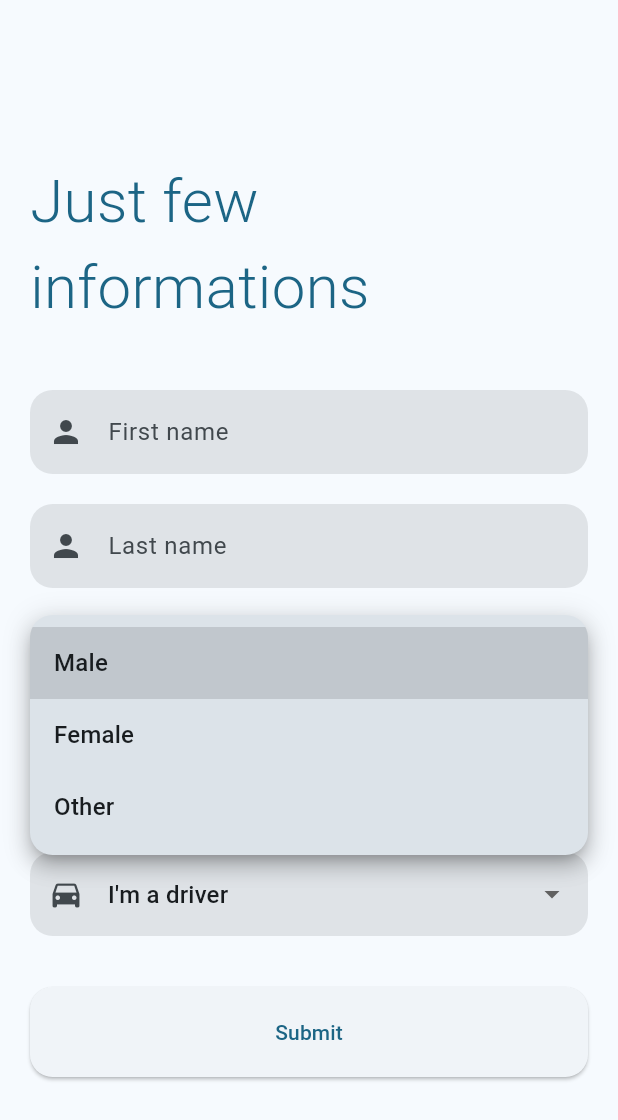
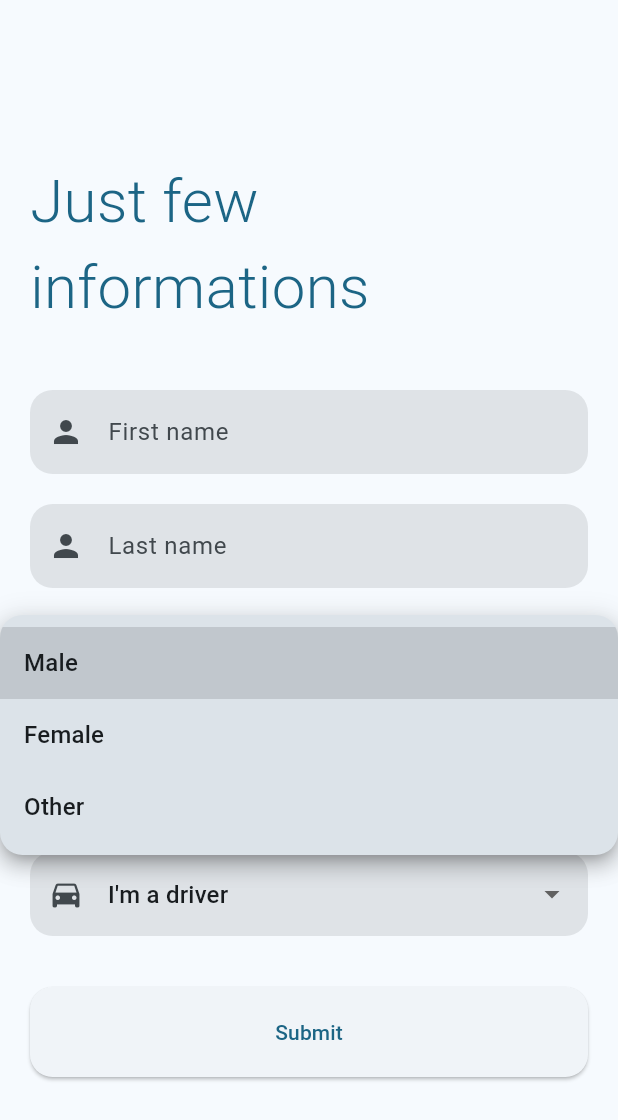
Before and after one commit to Via-Go/client, a Flutter app: the FillDataPageView screen opened directly, after a tap on "Male", on a phone screen of 412 x 824 dp. Shown: the top 1120 px of the screen. Run offline on Flutter 3.47's test engine with Material 2 defaults, Android fonts, the phone set to English and light mode, and no system bars; our stand-ins replace auto_route, bloc, flutter_bloc, fpdart, freezed_annotation and 1 more; missing offline and left inert: grpc, protobuf; generated files the repository leaves out were written again.

Commit message:
refactor to increase code readability and resolve minor ui issues

```diff
--- a/lib/presentation/core/constants/decorations.dart
+++ b/lib/presentation/core/constants/decorations.dart
@@ -2,8 +2,11 @@ import 'package:flutter/material.dart';
 
 import 'radius.dart';
 
-InputDecoration getInputDecoration(
-    {String hintText = '', Widget? prefixIcon, Widget? suffixIcon}) {
+InputDecoration getInputDecoration({
+  String hintText = '',
+  Widget? prefixIcon,
+  Widget? suffixIcon,
+}) {
   return InputDecoration(
     suffixIcon: suffixIcon,
     prefixIcon: prefixIcon,
@@ -12,5 +15,6 @@ InputDecoration getInputDecoration(
     border: OutlineInputBorder(
       borderRadius: BorderRadius.circular(formFieldRadius),
       borderSide: BorderSide.none,
-      ));
+    ),
+  );
 }
--- a/lib/presentation/core/constants/dimensions.dart
+++ b/lib/presentation/core/constants/dimensions.dart
@@ -1,2 +1,4 @@
-const horizontalPadding = 20.0;
-const verticalPadding = 10.0;
+class Dimensions {
+  static const horizontalPadding = 20.0;
+  static const verticalPadding = 10.0;
+}
--- a/lib/presentation/core/widgets/authentication/form/selection/custom_dropdown_button_form_field.dart
+++ b/lib/presentation/core/widgets/authentication/form/selection/custom_dropdown_button_form_field.dart
@@ -6,17 +6,22 @@ import '../../../../constants/decorations.dart';
 import '../../../../constants/radius.dart';
 
 class CustomDropdownButtonFormField extends StatelessWidget {
-  const CustomDropdownButtonFormField(
-      {super.key, required this.items, this.prefixIcon, this.onChanged});
+  const CustomDropdownButtonFormField({
+    super.key,
+    required this.items,
+    this.prefixIcon,
+    this.onChanged,
+  });
+
   final List<String> items;
   final Widget? prefixIcon;
   final Function(String?)? onChanged;
+
   @override
   Widget build(BuildContext context) {
     return SizedBox(
       height: 60,
       child: ButtonTheme(
-        alignedDropdown: true,
         child: DropdownButtonFormField(
           decoration: getInputDecoration(prefixIcon: prefixIcon),
           isExpanded: true,
--- a/lib/presentation/core/widgets/authentication/form/selection/driver_dropdown.dart
+++ b/lib/presentation/core/widgets/authentication/form/selection/driver_dropdown.dart
@@ -1,6 +1,7 @@
 import 'package:flutter/material.dart';
 
 import '../../../../../../utils/extensions.dart';
+import '../../../default_padding.dart';
 import 'custom_dropdown_button_form_field.dart';
 
 class DriverDropdown extends StatefulWidget {
@@ -13,9 +14,14 @@ class DriverDropdown extends StatefulWidget {
 class _DriverDropdownState extends State<DriverDropdown> {
   @override
   Widget build(BuildContext context) {
-    return CustomDropdownButtonFormField(
-      items: [context.l10n.driverYes, context.l10n.driverNo],
-      prefixIcon: const Icon(Icons.directions_car),
+    return DefaultPadding(
+      child: CustomDropdownButtonFormField(
+        items: [
+          context.l10n.driverYes,
+          context.l10n.driverNo,
+        ],
+        prefixIcon: const Icon(Icons.directions_car),
+      ),
     );
   }
 }
--- a/lib/presentation/core/widgets/authentication/form/selection/gender_dropdown.dart
+++ b/lib/presentation/core/widgets/authentication/form/selection/gender_dropdown.dart
@@ -2,35 +2,37 @@ import 'package:flutter/foundation.dart';
 import 'package:flutter/material.dart';
 
 import '../../../../../../utils/extensions.dart';
+import '../../../default_padding.dart';
 import 'custom_dropdown_button_form_field.dart';
 
 class GenderDropdown extends StatefulWidget {
   const GenderDropdown({super.key});
+
   @override
   State<GenderDropdown> createState() => _GenderDropdownState();
 }
 
 class _GenderDropdownState extends State<GenderDropdown> {
   String? selected;
+
   @override
   Widget build(BuildContext context) {
     selected ??= context.l10n.genderMale;
-    return CustomDropdownButtonFormField(
+
+    return DefaultPadding(
+      child: CustomDropdownButtonFormField(
         items: [
           context.l10n.genderMale,
           context.l10n.genderFemale,
           context.l10n.genderOther
         ],
-      prefixIcon: selected == context.l10n.genderMale
-          ? const Icon(Icons.male)
-          : selected == context.l10n.genderFemale
-              ? const Icon(Icons.female)
-              : const Icon(Icons.transgender),
+        prefixIcon: genderPrefixIcon(context, selected),
         onChanged: (el) {
           setState(() {
             selected = el;
           });
         },
+      ),
     );
   }
 
@@ -40,3 +42,14 @@ class _GenderDropdownState extends State<GenderDropdown> {
     properties.add(StringProperty('selected', selected));
   }
 }
+
+Widget genderPrefixIcon(BuildContext context, String? current) {
+  if (current == context.l10n.genderMale) {
+    return const Icon(Icons.male);
+  }
+  if (current == context.l10n.genderFemale) {
+    return const Icon(Icons.female);
+  }
+
+  return const Icon(Icons.transgender);
+}
--- a/lib/presentation/core/widgets/authentication/form/text_fields/custom_text_form_field.dart
+++ b/lib/presentation/core/widgets/authentication/form/text_fields/custom_text_form_field.dart
@@ -15,6 +15,7 @@ class CustomTextFormField extends StatelessWidget {
     this.onTap,
     this.readOnly = false,
   }) : super(key: key);
+
   final TextEditingController? controller;
   final TextInputType? keyboardType;
   final String hintText;
@@ -23,6 +24,7 @@ class CustomTextFormField extends StatelessWidget {
   final bool obscureText;
   final Function()? onTap;
   final bool readOnly;
+
   @override
   Widget build(BuildContext context) {
     return TextFormField(
--- a/lib/presentation/core/widgets/authentication/form/text_fields/date_field.dart
+++ b/lib/presentation/core/widgets/authentication/form/text_fields/date_field.dart
@@ -3,6 +3,7 @@ import 'package:flutter/material.dart';
 import 'package:intl/intl.dart';
 
 import '../../../../../../utils/extensions.dart';
+import '../../../default_padding.dart';
 import 'custom_text_form_field.dart';
 
 class DateField extends StatefulWidget {
@@ -16,29 +17,30 @@ class DateField extends StatefulWidget {
 
 class _DateFieldState extends State<DateField> {
   TextEditingController dateInput = TextEditingController();
+
   @override
   Widget build(BuildContext context) {
-    return CustomTextFormField(
+    return DefaultPadding(
+      child: CustomTextFormField(
         controller: dateInput,
         prefixIcon: const Icon(Icons.calendar_today),
         hintText: context.l10n.dateOfBirth,
         readOnly: true,
         onTap: () async {
-        final now = DateTime.now();
           final pickedDate = await showDatePicker(
             context: context,
-            initialDate: DateTime(now.year - 18, now.month, now.day),
+            initialDate: initialDate(),
             firstDate: DateTime(1900),
-            lastDate: DateTime.now());
+            lastDate: DateTime.now(),
+          );
           if (pickedDate != null) {
             final formattedDate = DateFormat('dd MMMM, yyyy').format(pickedDate);
-          setState(
-            () {
+            setState(() {
               dateInput.text = formattedDate;
-            },
-          );
+            });
           }
         },
+      ),
     );
   }
 
@@ -49,3 +51,13 @@ class _DateFieldState extends State<DateField> {
         DiagnosticsProperty<TextEditingController>('dateinput', dateInput));
   }
 }
+
+DateTime initialDate() {
+  final now = DateTime.now();
+
+  // Laws differ from country to country, therefore this separation
+  // may come in handy later, when we will want to support more countries.
+  const adulteryAge = 18;
+
+  return DateTime(now.year - adulteryAge, now.month, now.day);
+}
--- a/lib/presentation/core/widgets/authentication/form/text_fields/name_form_field.dart
+++ b/lib/presentation/core/widgets/authentication/form/text_fields/name_form_field.dart
@@ -2,6 +2,7 @@ import 'package:flutter/foundation.dart';
 import 'package:flutter/material.dart';
 
 import '../../../../../../utils/extensions.dart';
+import '../../../default_padding.dart';
 import 'custom_text_form_field.dart';
 
 class NameFormField extends StatelessWidget {
@@ -13,10 +14,12 @@ class NameFormField extends StatelessWidget {
 
   @override
   Widget build(BuildContext context) {
-    return CustomTextFormField(
-      hintText: firstName ? context.l10n.firstName : context.l10n.lastName,
-      keyboardType: TextInputType.name,
-      prefixIcon: const Icon(Icons.person),
+    return DefaultPadding(
+      child: CustomTextFormField(
+        hintText: firstName ? context.l10n.firstName : context.l10n.lastName,
+        keyboardType: TextInputType.name,
+        prefixIcon: const Icon(Icons.person),
+      ),
     );
   }
 
--- a/lib/presentation/core/widgets/bottom_navbar/bottom_navbar.dart
+++ b/lib/presentation/core/widgets/bottom_navbar/bottom_navbar.dart
@@ -31,8 +31,8 @@ class BottomNavBar extends StatelessWidget {
         ),
         child: Padding(
           padding: const EdgeInsets.symmetric(
-            vertical: verticalPadding,
-            horizontal: horizontalPadding,
+            vertical: Dimensions.verticalPadding,
+            horizontal: Dimensions.horizontalPadding,
           ),
           child: BlocConsumer<SearchBloc, SearchState>(
             listener: (context, state) {
--- a/lib/presentation/core/widgets/default_padding.dart
+++ b/lib/presentation/core/widgets/default_padding.dart
@@ -13,8 +13,8 @@ class DefaultPadding extends StatelessWidget {
   Widget build(BuildContext context) {
     return Padding(
       padding: const EdgeInsets.symmetric(
-        horizontal: horizontalPadding,
-        vertical: verticalPadding,
+        horizontal: Dimensions.horizontalPadding,
+        vertical: Dimensions.verticalPadding,
       ),
       child: child,
     );
--- a/lib/presentation/pages/fill_data_page/fill_data_page_view.dart
+++ b/lib/presentation/pages/fill_data_page/fill_data_page_view.dart
@@ -25,7 +25,8 @@ class FillDataPageView extends StatelessWidget {
                 const FillDataForm(),
               ],
             ),
-        )),
+          ),
+        ),
       ),
     );
   }
--- a/lib/presentation/pages/fill_data_page/widgets/fill_data_form.dart
+++ b/lib/presentation/pages/fill_data_page/widgets/fill_data_form.dart
@@ -13,37 +13,32 @@ class FillDataForm extends StatelessWidget {
 
   @override
   Widget build(BuildContext context) {
-    return Form(
+    return const Form(
       child: Column(
         children: [
-          const DefaultPadding(
-            child: NameFormField(),
-          ),
-          const DefaultPadding(
-            child: NameFormField(
-              firstName: false,
-            ),
-          ),
-          const DefaultPadding(
-            child: GenderDropdown(),
-          ),
-          const DefaultPadding(
-            child: DateField(),
-          ),
-          const DefaultPadding(
-            child: DriverDropdown(),
-          ),
-          const SizedBox(
-            height: 10,
-          ),
-          DefaultPadding(
-            child: FormSubmitButton(
-              buttonText: context.l10n.fillDataSubmit,
-              onPressed: () {},
-            ),
-          ),
+          NameFormField(),
+          NameFormField(firstName: false),
+          GenderDropdown(),
+          DateField(),
+          DriverDropdown(),
+          SizedBox(height: 10),
+          _FormSubmitButton(),
         ],
       ),
     );
   }
 }
+
+class _FormSubmitButton extends StatelessWidget {
+  const _FormSubmitButton({Key? key}) : super(key: key);
+
+  @override
+  Widget build(BuildContext context) {
+    return DefaultPadding(
+      child: FormSubmitButton(
+        buttonText: context.l10n.fillDataSubmit,
+        onPressed: () {},
+      ),
+    );
+  }
+}
--- a/lib/presentation/pages/profile_page/profile_page_view.dart
+++ b/lib/presentation/pages/profile_page/profile_page_view.dart
@@ -17,8 +17,8 @@ class ProfilePageView extends StatelessWidget {
         children: [
           Padding(
             padding: const EdgeInsets.symmetric(
-              horizontal: horizontalPadding,
-              vertical: verticalPadding,
+              horizontal: Dimensions.horizontalPadding,
+              vertical: Dimensions.verticalPadding,
             ),
             child: Column(
               children: [
--- a/lib/presentation/pages/register_page/widgets/sign_up_form.dart
+++ b/lib/presentation/pages/register_page/widgets/sign_up_form.dart
@@ -17,7 +17,8 @@ class SignUpForm extends StatelessWidget {
   @override
   Widget build(BuildContext context) {
     return Form(
-      child: Column(children: [
+      child: Column(
+        children: [
           const DefaultPadding(
             child: EmailFormField(),
           ),
@@ -38,7 +39,8 @@ class SignUpForm extends StatelessWidget {
             buttonText: context.l10n.authSignIn,
             route: const LoginRoute(),
           )
-      ]),
+        ],
+      ),
     );
   }
 }
--- a/lib/presentation/pages/search_page/search_page_view.dart
+++ b/lib/presentation/pages/search_page/search_page_view.dart
@@ -14,8 +14,8 @@ class SearchPageView extends StatelessWidget {
         children: [
           Padding(
             padding: const EdgeInsets.only(
-              left: horizontalPadding,
-              bottom: horizontalPadding,
+              left: Dimensions.horizontalPadding,
+              bottom: Dimensions.horizontalPadding,
               top: 75,
             ),
             child: Column(
--- a/lib/presentation/pages/search_results_page/search_results_page_view.dart
+++ b/lib/presentation/pages/search_results_page/search_results_page_view.dart
@@ -13,8 +13,8 @@ class SearchResultsPageView extends StatelessWidget {
         children: [
           Padding(
             padding: EdgeInsets.symmetric(
-              horizontal: horizontalPadding,
-              vertical: verticalPadding,
+              horizontal: Dimensions.horizontalPadding,
+              vertical: Dimensions.verticalPadding,
             ),
           ),
           Column(
```
Also changed, not shown: lib/presentation/core/constants/colors.dart (deleted, +0 -9 lines), lib/presentation/core/my_app_widget.dart (+14 -4 lines), lib/presentation/core/widgets/authentication/form/switch_form_button.dart (+10 -4 lines). Lines whose indentation alone changed are shown as unchanged.
